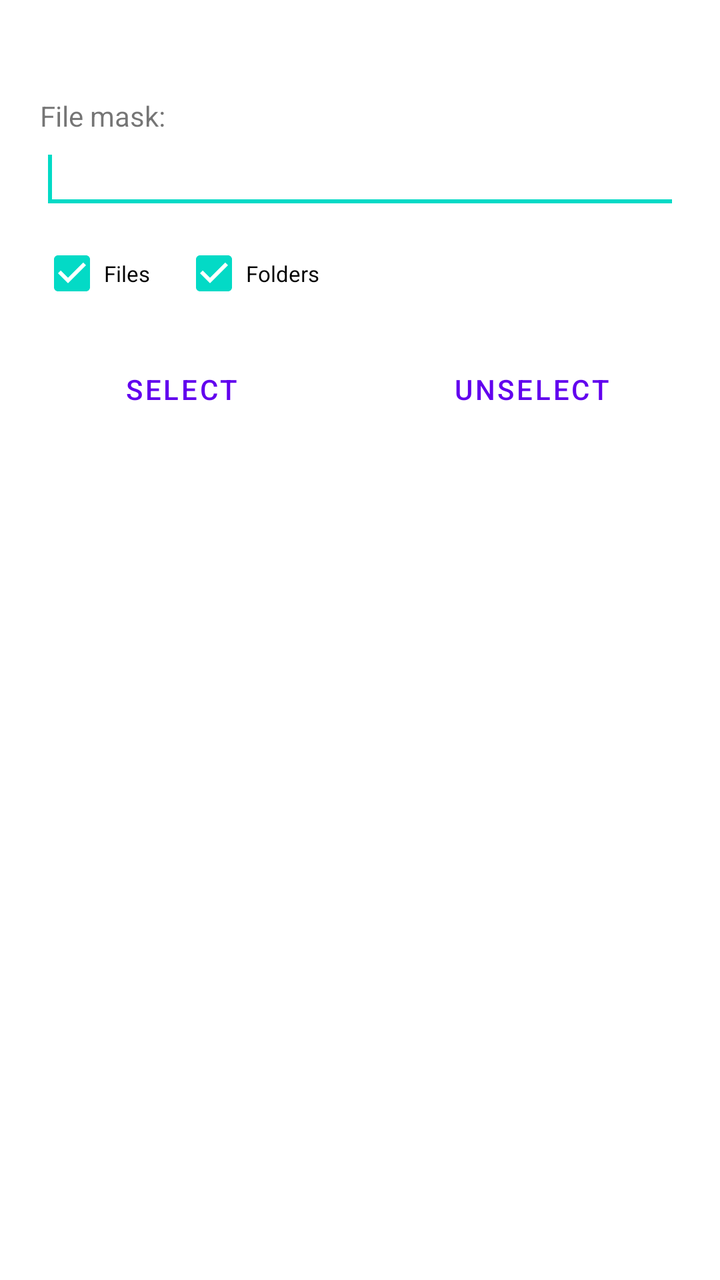
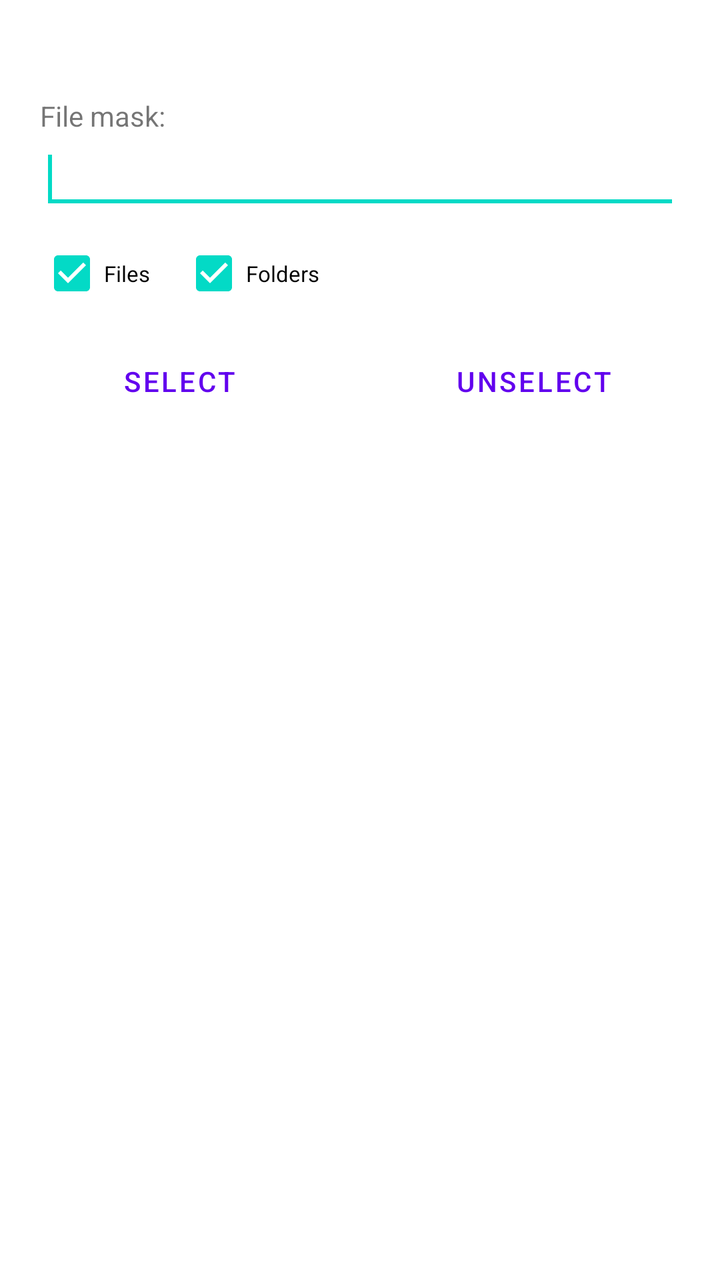

The first picture is an Android layout as it rendered before a commit; the second is the same layout after the commit. The layout source and the unified diff follow.
<!-- AndroidManifest.xml: fallback theme Theme.MaterialComponents.DayNight.NoActionBar -->
<!-- res/layout/select_unselect.xml -->
<?xml version="1.0" encoding="UTF-8"?>
<LinearLayout xmlns:android="http://schemas.android.com/apk/res/android"
    android:layout_width="fill_parent"
    android:layout_height="wrap_content"
    android:orientation="vertical">

    <TextView
        android:id="@+id/dlg_title"
        android:layout_height="wrap_content"
        android:layout_width="fill_parent"
        android:layout_marginTop="16dip"
        android:layout_marginLeft="20dip"
        android:layout_marginRight="20dip"
        android:layout_marginBottom="8dip"
        android:textAppearance="?android:attr/textAppearanceMedium"
        android:textStyle="bold"
        android:gravity="left"
        />

    <TextView
        android:id="@+id/prompt"
        android:layout_height="wrap_content"
        android:layout_width="fill_parent"
        android:layout_marginLeft="20dip"
        android:layout_marginRight="20dip"
        android:gravity="left"
        android:text="@string/filemask"
        />

    <EditText
        android:id="@+id/edit_field"
        android:layout_height="wrap_content"
        android:layout_width="fill_parent"
        android:layout_marginLeft="20dip"
        android:layout_marginRight="20dip"
        android:scrollHorizontally="true"
        android:inputType="textUri"
        android:autoText="false"
        android:capitalize="none"
        android:gravity="fill_horizontal">
        <requestFocus/>
    </EditText>

    <LinearLayout
        android:layout_width="wrap_content"
        android:layout_height="wrap_content"
        android:layout_marginLeft="20dip"
        android:layout_marginTop="4dip"
        android:orientation="horizontal">

        <CheckBox
            android:id="@+id/for_files"
            android:layout_width="wrap_content"
            android:layout_height="wrap_content"
            android:textSize="11sp"
            android:checked="true"
            android:text="@string/for_files" />

        <CheckBox
            android:id="@+id/for_dirs"
            android:layout_width="wrap_content"
            android:layout_height="wrap_content"
            android:layout_marginLeft="16dip"
            android:textSize="11sp"
            android:checked="true"
            android:text="@string/for_dirs" />

    </LinearLayout>

    
    <LinearLayout
        android:layout_width="fill_parent"
        android:layout_height="wrap_content"
        android:layout_marginTop="10dip"
        android:layout_marginLeft="10dip"
        android:layout_marginRight="10dip"
        android:layout_marginBottom="6dip"
        android:gravity="center_horizontal"
        android:orientation="horizontal" >

        <Button style="?android:attr/buttonBarButtonStyle"
            android:id="@+id/action_select"
            android:layout_width="wrap_content"
            android:layout_height="wrap_content"
            android:layout_marginEnd="10dip"
            android:layout_weight="1"
            android:text="@string/dialog_select"
            />

        <Button style="?android:attr/buttonBarButtonStyle"
            android:id="@+id/action_unselect"
            android:layout_width="wrap_content"
            android:layout_height="wrap_content"
            android:layout_weight="1"
            android:text="@string/dialog_unselect"
            />

    </LinearLayout>
</LinearLayout>
<!-- resources referenced by this layout -->
<resources>
  <string name="dialog_select">Select</string>
  <string name="dialog_unselect">Unselect</string>
  <string name="filemask">File mask:</string>
  <string name="for_dirs">Folders</string>
  <string name="for_files">Files</string>
</resources>

<!-- the commit's change to res/layout/select_unselect.xml (unified diff, before → after) -->
@@ -67,14 +67,10 @@
 
     </LinearLayout>
 
-    
     <LinearLayout
         android:layout_width="fill_parent"
         android:layout_height="wrap_content"
-        android:layout_marginTop="10dip"
-        android:layout_marginLeft="10dip"
-        android:layout_marginRight="10dip"
-        android:layout_marginBottom="6dip"
+        android:layout_margin="6dip"
         android:gravity="center_horizontal"
         android:orientation="horizontal" >
 
@@ -82,7 +78,7 @@
             android:id="@+id/action_select"
             android:layout_width="wrap_content"
             android:layout_height="wrap_content"
-            android:layout_marginEnd="10dip"
+            android:layout_marginEnd="6dip"
             android:layout_weight="1"
             android:text="@string/dialog_select"
             />
